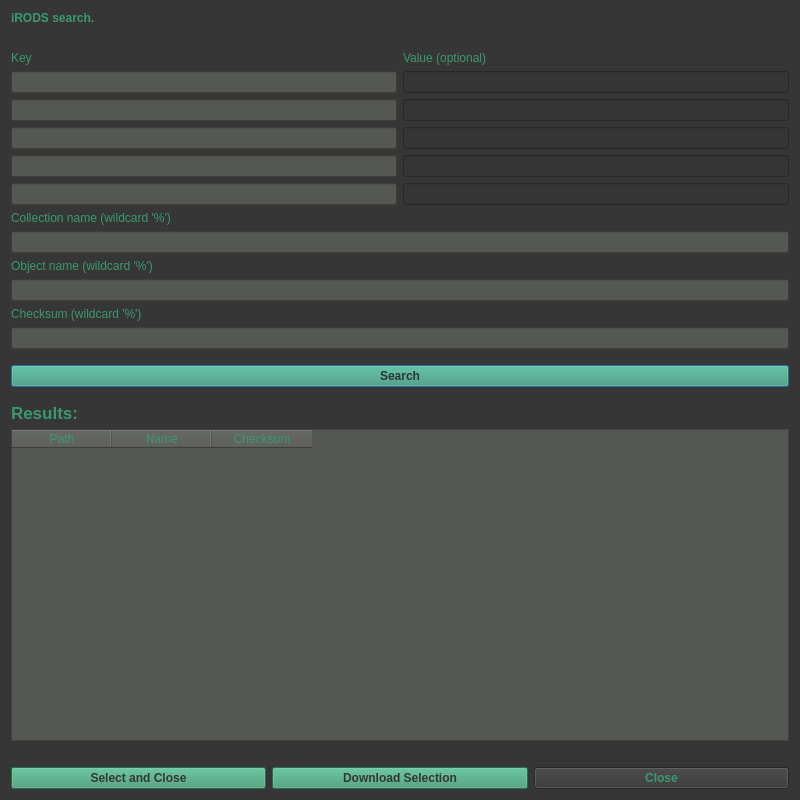
First picture: the form in irods-basicGUI/ui-files/searchDialog.ui, repository iBridges-for-iRODS/iBridges, before the edit.
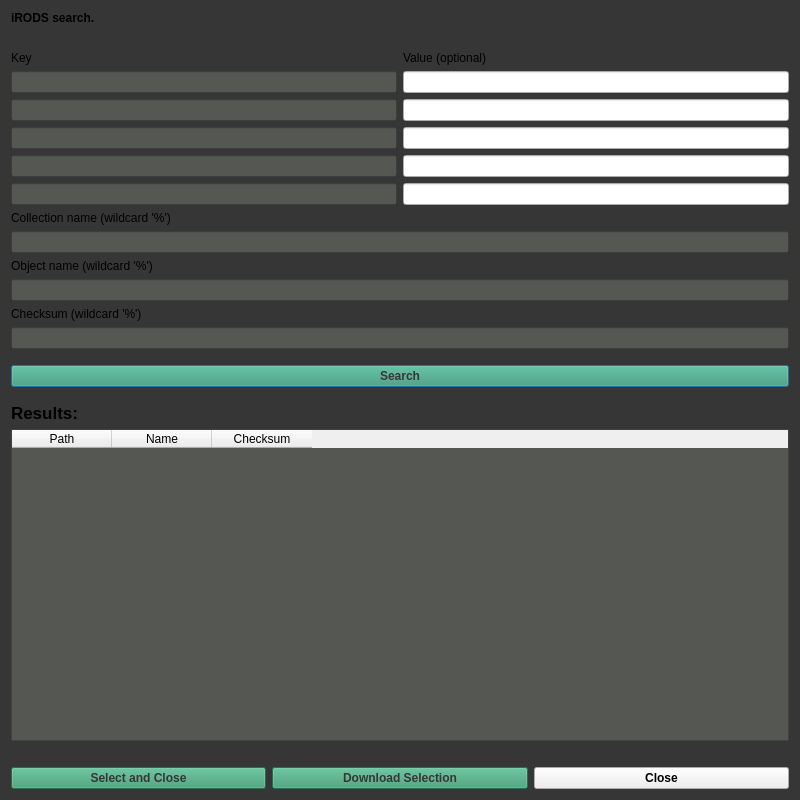
Second picture: the form after the edit.

Patch:
```diff
--- a/irods-basicGUI/ui-files/searchDialog.ui
+++ b/irods-basicGUI/ui-files/searchDialog.ui
@@ -20,8 +20,33 @@
    <string>Dialog</string>
   </property>
   <property name="styleSheet">
-   <string notr="true">color: rgb(58, 152, 112);
-background-color: rgb(54, 54, 54);</string>
+   <string notr="true">QDialog
+{
+	color: rgb(58, 152, 112);
+	background-color: rgb(54, 54, 54);
+}
+
+QTableWidget
+{
+	background-color: rgb(85, 87, 83);
+	selection-background-color: rgb(58, 152, 112);
+}
+
+QLineEdit#key1, QLineEdit#key2, QLineEdit#key3, QLineEdit#key4, QLineEdit#key5
+{
+	background-color: rgb(85, 87, 83);
+}
+
+QLineEdit#checksumPattern, QLineEdit#objPattern, QLineEdit#pathPattern
+{
+	background-color: rgb(85, 87, 83);
+}
+
+QPushButton#downloadButton, QPushButton#selectSearchButton, QPushButton#startSearchButton
+{
+	color: rgb(54, 54, 54);
+	background-color: rgb(58, 152, 112);
+}</string>
   </property>
   <layout class="QVBoxLayout" name="verticalLayout_2">
    <item>
@@ -32,6 +57,9 @@
        <bold>true</bold>
       </font>
      </property>
+     <property name="styleSheet">
+      <string notr="true"/>
+     </property>
      <property name="text">
       <string>iRODS search.</string>
      </property>
@@ -61,14 +89,14 @@
      <item row="6" column="0">
       <widget class="QLineEdit" name="key4">
        <property name="styleSheet">
-        <string notr="true">background-color: rgb(85, 87, 83);</string>
+        <string notr="true"/>
        </property>
       </widget>
      </item>
      <item row="3" column="0">
       <widget class="QLineEdit" name="key1">
        <property name="styleSheet">
-        <string notr="true">background-color: rgb(85, 87, 83);</string>
+        <string notr="true"/>
        </property>
       </widget>
      </item>
@@ -78,7 +106,7 @@
      <item row="7" column="0">
       <widget class="QLineEdit" name="key5">
        <property name="styleSheet">
-        <string notr="true">background-color: rgb(85, 87, 83);</string>
+        <string notr="true"/>
        </property>
       </widget>
      </item>
@@ -95,8 +123,7 @@
      <item row="4" column="0">
       <widget class="QLineEdit" name="key2">
        <property name="styleSheet">
-        <string notr="true">background-color: rgb(85, 87, 83);
-</string>
+        <string notr="true"/>
        </property>
       </widget>
      </item>
@@ -106,7 +133,7 @@
      <item row="5" column="0">
       <widget class="QLineEdit" name="key3">
        <property name="styleSheet">
-        <string notr="true">background-color: rgb(85, 87, 83);</string>
+        <string notr="true"/>
        </property>
       </widget>
      </item>
@@ -132,7 +159,7 @@
    <item>
     <widget class="QLineEdit" name="pathPattern">
      <property name="styleSheet">
-      <string notr="true">background-color: rgb(85, 87, 83);</string>
+      <string notr="true"/>
      </property>
      <property name="text">
       <string/>
@@ -149,7 +176,7 @@
    <item>
     <widget class="QLineEdit" name="objPattern">
      <property name="styleSheet">
-      <string notr="true">background-color: rgb(85, 87, 83);</string>
+      <string notr="true"/>
      </property>
     </widget>
    </item>
@@ -163,7 +190,7 @@
    <item>
     <widget class="QLineEdit" name="checksumPattern">
      <property name="styleSheet">
-      <string notr="true">background-color: rgb(85, 87, 83);</string>
+      <string notr="true"/>
      </property>
      <property name="text">
       <string/>
@@ -195,8 +222,7 @@
       </font>
      </property>
      <property name="styleSheet">
-      <string notr="true">background-color: rgb(58, 152, 112);
-color: rgb(46, 52, 54);</string>
+      <string notr="true"/>
      </property>
      <property name="text">
       <string>Search</string>
@@ -245,8 +271,7 @@
      <item>
       <widget class="QTableWidget" name="searchResultTable">
        <property name="styleSheet">
-        <string notr="true">background-color: rgb(85, 87, 83);
-selection-background-color: rgb(58, 152, 112);</string>
+        <string notr="true"/>
        </property>
        <property name="sizeAdjustPolicy">
         <enum>QAbstractScrollArea::AdjustToContents</enum>
@@ -304,8 +329,7 @@
           </font>
          </property>
          <property name="styleSheet">
-          <string notr="true">background-color: rgb(58, 152, 112);
-color: rgb(54, 54, 54);</string>
+          <string notr="true"/>
          </property>
          <property name="text">
           <string>Select and Close</string>
@@ -321,8 +345,7 @@
           </font>
          </property>
          <property name="styleSheet">
-          <string notr="true">color: rgb(54, 54, 54);
-background-color: rgb(58, 152, 112);</string>
+          <string notr="true"/>
          </property>
          <property name="text">
           <string>Download Selection</string>
```
